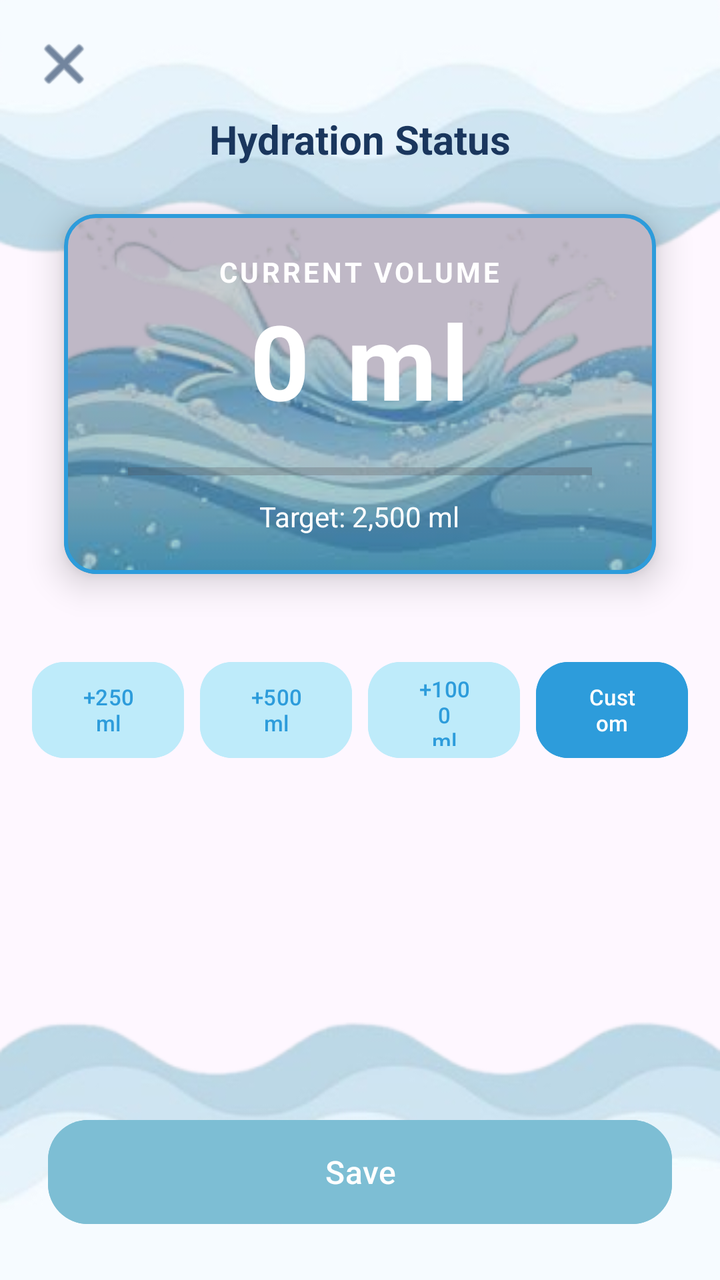
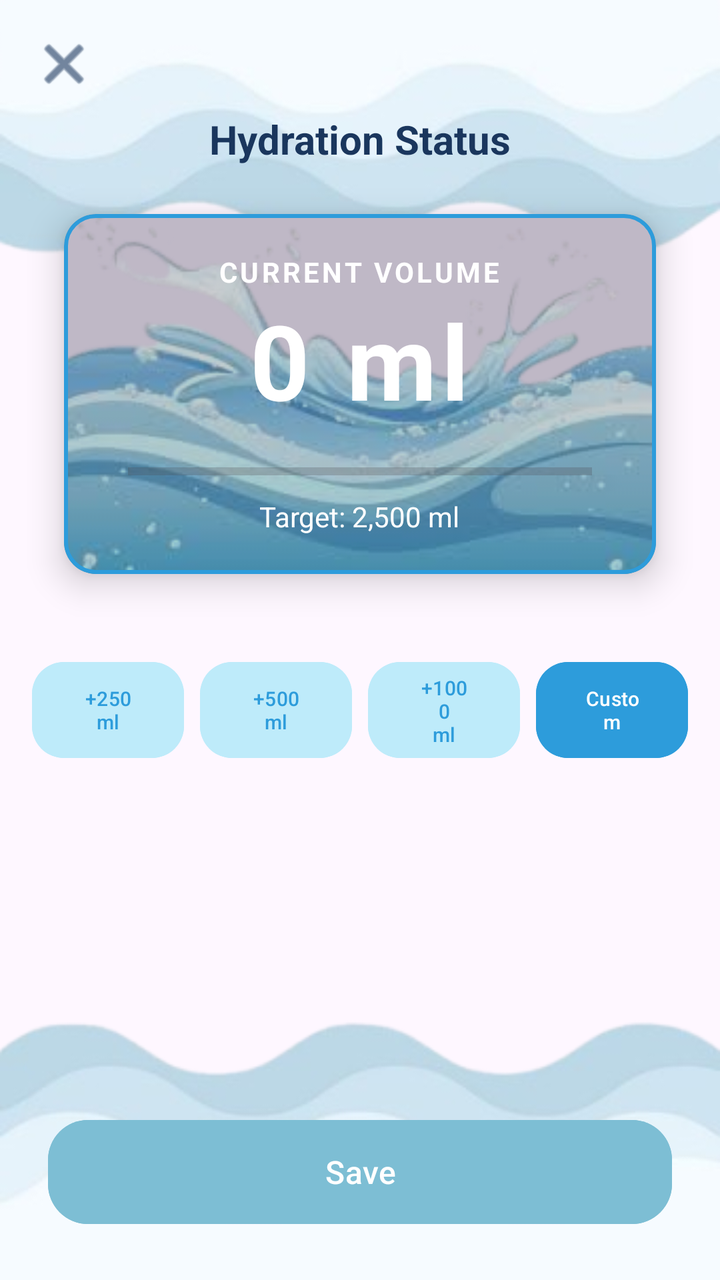

An Android layout rendered at two revisions. The XML below is the earlier revision; the diff shows what the commit changed to produce the second picture.
<!-- AndroidManifest.xml: application theme Theme.HeronHealth -->
<!-- res/layout/activity_water_add.xml -->
<?xml version="1.0" encoding="utf-8"?>
<androidx.constraintlayout.widget.ConstraintLayout xmlns:android="http://schemas.android.com/apk/res/android"
    xmlns:app="http://schemas.android.com/apk/res-auto"
    xmlns:tools="http://schemas.android.com/tools"
    android:id="@+id/main"
    android:layout_width="match_parent"
    android:layout_height="match_parent"
    tools:context=".WaterAddActivity"
    android:background="@drawable/bg4">

    
    <ImageButton
        android:id="@+id/btnClose"
        android:layout_width="48dp"
        android:layout_height="48dp"
        android:layout_marginStart="8dp"
        android:layout_marginTop="8dp"
        android:background="?attr/selectableItemBackgroundBorderless"
        android:src="@android:drawable/ic_menu_close_clear_cancel"
        app:layout_constraintStart_toStartOf="parent"
        app:layout_constraintTop_toTopOf="parent"
        app:tint="#1A365D" />

    
    <TextView
        android:id="@+id/tvWaterTitle"
        android:layout_width="wrap_content"
        android:layout_height="wrap_content"
        android:text="Hydration Status"
        android:textColor="#1A365D"
        android:textSize="20sp"
        android:textStyle="bold"
        app:layout_constraintEnd_toEndOf="parent"
        app:layout_constraintStart_toStartOf="parent"
        app:layout_constraintTop_toBottomOf="@+id/btnClose" />

    
    <com.google.android.material.card.MaterialCardView
        android:id="@+id/cardMonitor"
        android:layout_width="0dp"
        android:layout_height="180dp"
        android:layout_marginHorizontal="32dp"
        android:layout_marginTop="24dp"
        app:cardCornerRadius="16dp"
        app:strokeColor="#2D9CDB"
        app:strokeWidth="2dp"
        app:cardElevation="10dp"
        app:layout_constraintEnd_toEndOf="parent"
        app:layout_constraintStart_toStartOf="parent"
        app:layout_constraintTop_toBottomOf="@+id/tvWaterTitle">

        
        <ImageView
            android:layout_width="match_parent"
            android:layout_height="match_parent"
            android:src="@drawable/water2"
            android:scaleType="centerCrop"
            android:alpha="0.85" />

        
        <View
            android:layout_width="match_parent"
            android:layout_height="match_parent"
            android:background="#2F000000"/>

        
        <LinearLayout
            android:layout_width="match_parent"
            android:layout_height="match_parent"
            android:gravity="center"
            android:orientation="vertical">

            <TextView
                android:layout_width="wrap_content"
                android:layout_height="wrap_content"
                android:text="Current Volume"
                android:textColor="#FFFFFF"
                android:textSize="14sp"
                android:textStyle="bold"
                android:textAllCaps="true"
                android:letterSpacing="0.1"/>

            <TextView
                android:id="@+id/tvTotalVolume"
                android:layout_width="wrap_content"
                android:layout_height="wrap_content"
                android:text="0 ml"
                android:textColor="#FFFFFF"
                android:textSize="52sp"
                android:textStyle="bold"
                android:letterSpacing="0.05"/>

            <ProgressBar
                android:id="@+id/progressBarWater"
                style="?android:attr/progressBarStyleHorizontal"
                android:layout_width="match_parent"
                android:layout_height="10dp"
                android:layout_marginHorizontal="32dp"
                android:layout_marginTop="16dp"
                android:max="2500"
                android:progress="0"
                android:progressTint="#2D9CDB"
                android:backgroundTint="#e8f6fc"/>

            <TextView
                android:layout_width="wrap_content"
                android:layout_height="wrap_content"
                android:layout_marginTop="8dp"
                android:text="Target: 2,500 ml"
                android:textColor="#FFFFFF"
                android:textSize="14sp"/>
        </LinearLayout>
    </com.google.android.material.card.MaterialCardView>

    
    <LinearLayout
        android:layout_width="match_parent"
        android:layout_height="wrap_content"
        android:layout_marginHorizontal="16dp"
        android:layout_marginTop="40dp"
        android:gravity="center"
        android:orientation="horizontal"
        android:weightSum="4"
        app:layout_constraintTop_toBottomOf="@+id/cardMonitor">

        <Button
            android:id="@+id/btnAdd250"
            android:layout_width="0dp"
            android:layout_height="56dp"
            android:layout_weight="1"
            android:layout_marginEnd="8dp"
            android:backgroundTint="#beebfa"
            android:text="+250\nml"
            android:textAlignment="center"
            android:textColor="#2D9CDB"
            android:textSize="11sp"
            app:cornerRadius="16dp"/>

        <Button
            android:id="@+id/btnAdd500"
            android:layout_width="0dp"
            android:layout_height="56dp"
            android:layout_weight="1"
            android:layout_marginEnd="8dp"
            android:backgroundTint="#beebfa"
            android:text="+500\nml"
            android:textAlignment="center"
            android:textColor="#2D9CDB"
            android:textSize="11sp"
            app:cornerRadius="16dp"/>

        <Button
            android:id="@+id/btnAdd1000"
            android:layout_width="0dp"
            android:layout_height="56dp"
            android:layout_weight="1"
            android:layout_marginEnd="8dp"
            android:backgroundTint="#beebfa"
            android:text="+1000\nml"
            android:textAlignment="center"
            android:textColor="#2D9CDB"
            android:textSize="11sp"
            app:cornerRadius="16dp"/>

        <Button
            android:id="@+id/btnCustom"
            android:layout_width="0dp"
            android:layout_height="56dp"
            android:layout_weight="1"
            android:backgroundTint="#2D9CDB"
            android:text="Custom"
            android:textAlignment="center"
            android:textColor="#FFFFFF"
            android:textSize="11sp"
            app:cornerRadius="16dp"/>
    </LinearLayout>

    
    <Button
        android:id="@+id/btnSave"
        android:layout_width="match_parent"
        android:layout_height="60dp"
        android:layout_marginHorizontal="24dp"
        android:layout_marginBottom="24dp"
        android:backgroundTint="#7dbed4"
        android:text="Save"
        android:textColor="#FFFFFF"
        android:textSize="16sp"
        app:cornerRadius="20dp"
        app:layout_constraintBottom_toBottomOf="parent" />

</androidx.constraintlayout.widget.ConstraintLayout>
<!-- resources referenced by this layout -->
<resources>
  <!-- drawable bg4: png bitmap (drawable, 73502 bytes) -->
  <!-- drawable water2: png bitmap (drawable, 77361 bytes) -->
  <style name="Theme.HeronHealth" parent="Base.Theme.HeronHealth" />
  <style name="Base.Theme.HeronHealth" parent="Theme.Material3.DayNight.NoActionBar">
          
          
      </style>
</resources>

<!-- the commit's change to res/layout/activity_water_add.xml (unified diff, before → after) -->
@@ -133,7 +133,7 @@
             android:text="+250\nml"
             android:textAlignment="center"
             android:textColor="#2D9CDB"
-            android:textSize="11sp"
+            android:textSize="10sp"
             app:cornerRadius="16dp"/>
 
         <Button
@@ -146,7 +146,7 @@
             android:text="+500\nml"
             android:textAlignment="center"
             android:textColor="#2D9CDB"
-            android:textSize="11sp"
+            android:textSize="10sp"
             app:cornerRadius="16dp"/>
 
         <Button
@@ -159,7 +159,7 @@
             android:text="+1000\nml"
             android:textAlignment="center"
             android:textColor="#2D9CDB"
-            android:textSize="11sp"
+            android:textSize="10sp"
             app:cornerRadius="16dp"/>
 
         <Button
@@ -171,7 +171,7 @@
             android:text="Custom"
             android:textAlignment="center"
             android:textColor="#FFFFFF"
-            android:textSize="11sp"
+            android:textSize="10sp"
             app:cornerRadius="16dp"/>
     </LinearLayout>
 
